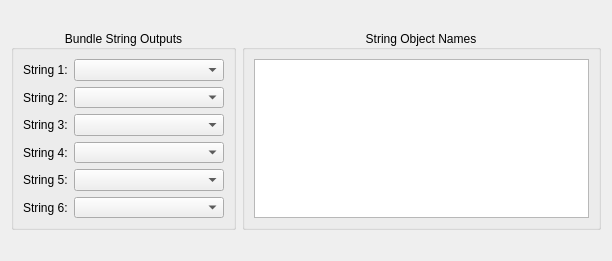
First picture: the form in src/Interface/Modules/Bundle/GetStringsFromBundleDialog.ui, repository SCIInstitute/SCIRun, before the edit.
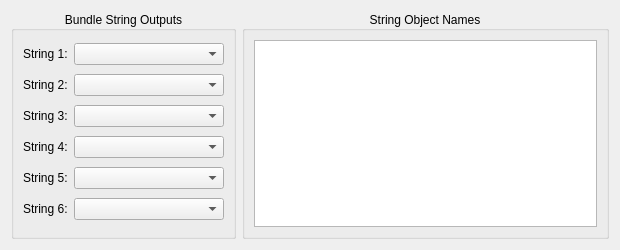
Second picture: the form after the edit.

The edit to the form file:
```diff
--- a/src/Interface/Modules/Bundle/GetStringsFromBundleDialog.ui
+++ b/src/Interface/Modules/Bundle/GetStringsFromBundleDialog.ui
@@ -6,14 +6,14 @@
    <rect>
     <x>0</x>
     <y>0</y>
-    <width>612</width>
-    <height>261</height>
+    <width>620</width>
+    <height>250</height>
    </rect>
   </property>
   <property name="minimumSize">
    <size>
-    <width>600</width>
-    <height>246</height>
+    <width>620</width>
+    <height>250</height>
    </size>
   </property>
   <property name="windowTitle">
@@ -31,7 +31,7 @@
      <property name="maximumSize">
       <size>
        <width>16777215</width>
-       <height>200</height>
+       <height>250</height>
       </size>
      </property>
      <property name="title">
@@ -116,7 +116,7 @@
      <property name="maximumSize">
       <size>
        <width>16777215</width>
-       <height>200</height>
+       <height>250</height>
       </size>
      </property>
      <property name="title">
```
